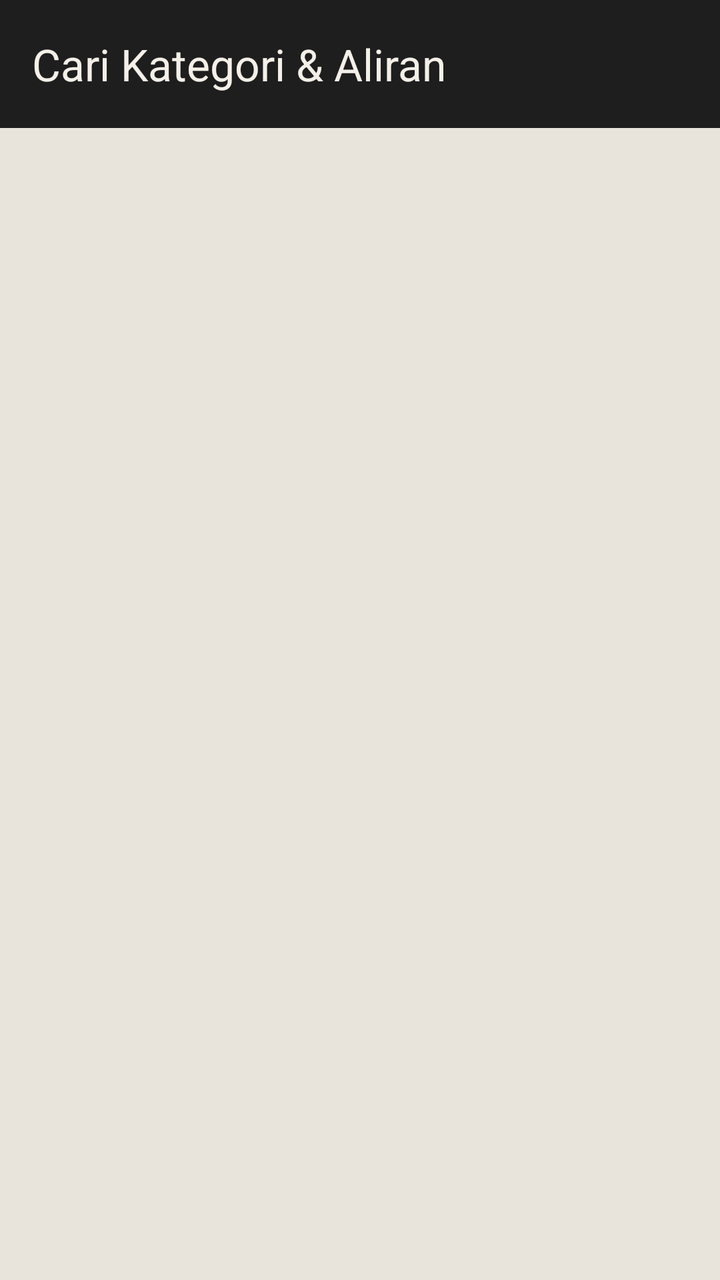
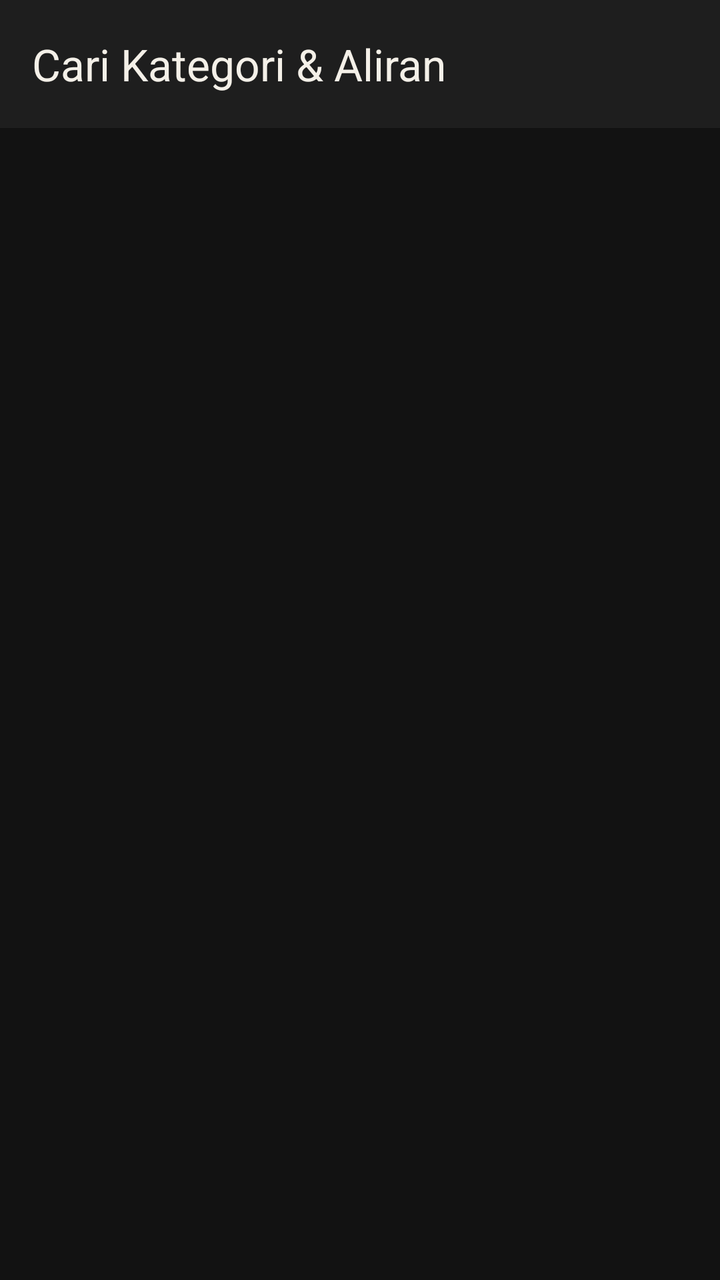

Before-and-after screenshots of an Android layout around one commit, followed by the original layout XML and the change that was made.
<!-- AndroidManifest.xml: application theme Theme.Zaki_Yasri_3TIB -->
<!-- res/layout/fragment_more.xml -->
<?xml version="1.0" encoding="utf-8"?>
<androidx.coordinatorlayout.widget.CoordinatorLayout xmlns:android="http://schemas.android.com/apk/res/android"
    xmlns:app="http://schemas.android.com/apk/res-auto"
    android:layout_width="match_parent"
    android:layout_height="match_parent"
    android:background="@color/nirmana_bg_dark">

    <com.google.android.material.appbar.AppBarLayout
        android:id="@+id/appBarLayout"
        android:layout_width="match_parent"
        android:layout_height="wrap_content"
        android:theme="@style/ThemeOverlay.AppCompat.Dark.ActionBar">

        <androidx.appcompat.widget.Toolbar
            android:id="@+id/toolbar"
            android:layout_width="match_parent"
            android:layout_height="?attr/actionBarSize"
            android:background="@color/nirmana_surface_dark"
            app:layout_scrollFlags="scroll|enterAlways"
            app:title="Cari Kategori &amp; Aliran"
            app:titleTextColor="@color/nirmana_cream" />
    </com.google.android.material.appbar.AppBarLayout>

    <ListView
        android:id="@+id/listViewItems"
        android:layout_width="match_parent"
        android:layout_height="match_parent"
        android:background="#E8E4DC"
        android:nestedScrollingEnabled="true"
        app:layout_behavior="@string/appbar_scrolling_view_behavior" />

</androidx.coordinatorlayout.widget.CoordinatorLayout>
<!-- resources referenced by this layout -->
<resources>
  <color name="nirmana_bg_dark">#121212</color>
  <color name="nirmana_cream">#F4F0E8</color>
  <color name="nirmana_surface_dark">#1E1E1E</color>
  <style name="Theme.Zaki_Yasri_3TIB" parent="Base.Theme.Zaki_Yasri_3TIB" />
  <style name="Base.Theme.Zaki_Yasri_3TIB" parent="Theme.Material3.DayNight.NoActionBar">
          
          
      </style>
</resources>

<!-- the commit's change to res/layout/fragment_more.xml (unified diff, before → after) -->
@@ -16,6 +16,8 @@
             android:layout_width="match_parent"
             android:layout_height="?attr/actionBarSize"
             android:background="@color/nirmana_surface_dark"
+            android:theme="@style/ThemeOverlay.AppCompat.Dark.ActionBar"
+            app:popupTheme="@style/ThemeOverlay.AppCompat.Light"
             app:layout_scrollFlags="scroll|enterAlways"
             app:title="Cari Kategori &amp; Aliran"
             app:titleTextColor="@color/nirmana_cream" />
@@ -25,7 +27,9 @@
         android:id="@+id/listViewItems"
         android:layout_width="match_parent"
         android:layout_height="match_parent"
-        android:background="#E8E4DC"
+        android:background="@color/nirmana_bg_dark"
+        android:divider="@color/nirmana_surface_dark"
+        android:dividerHeight="1dp"
         android:nestedScrollingEnabled="true"
         app:layout_behavior="@string/appbar_scrolling_view_behavior" />
 
